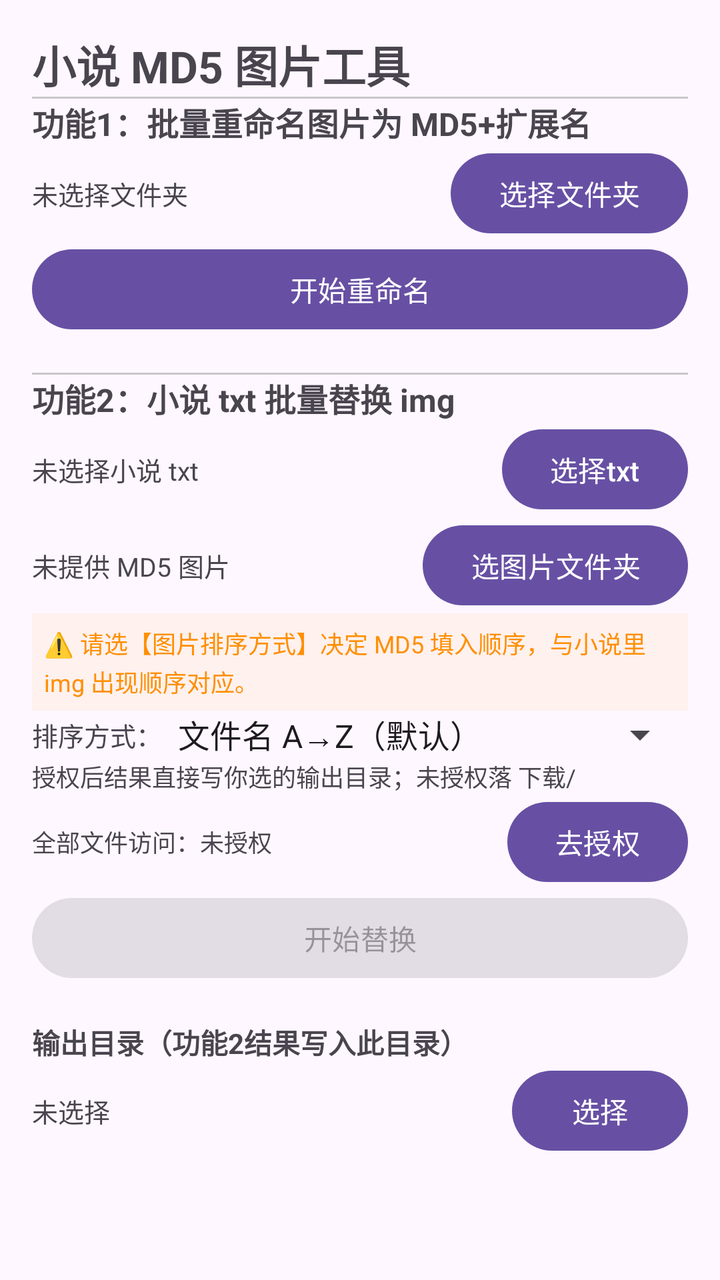
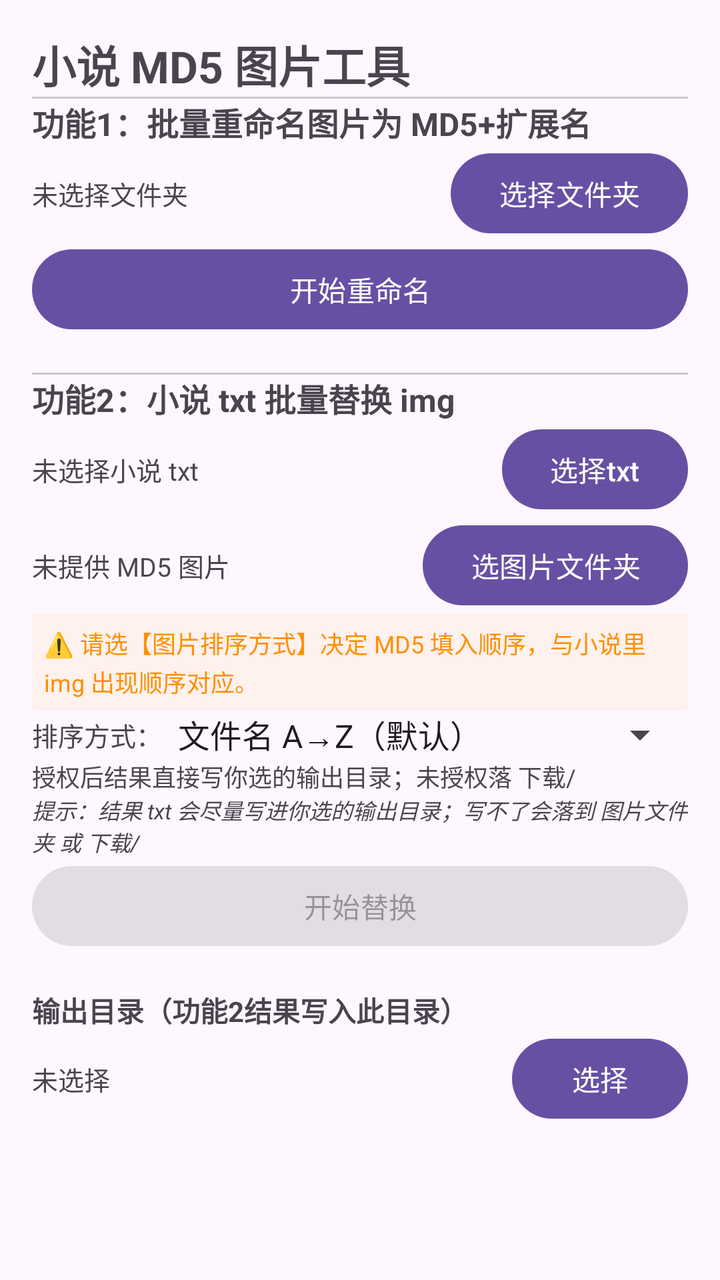

Two renders of the same Android screen: before a commit and after it. Below are the layout's source before the change and the commit's diff.
<!-- AndroidManifest.xml: application theme Theme.Material3.DayNight.NoActionBar -->
<!-- res/layout/activity_main.xml -->
<?xml version="1.0" encoding="utf-8"?>
<ScrollView xmlns:android="http://schemas.android.com/apk/res/android"
    android:layout_width="match_parent"
    android:layout_height="match_parent"
    android:padding="16dp">

    <LinearLayout
        android:layout_width="match_parent"
        android:layout_height="wrap_content"
        android:orientation="vertical">

        
        <TextView
            android:layout_width="match_parent"
            android:layout_height="wrap_content"
            android:text="小说 MD5 图片工具"
            android:textSize="22sp"
            android:textStyle="bold" />

        <View
            android:layout_width="match_parent"
            android:layout_height="1dp"
            android:background="#33000000" />

        
        <TextView
            android:layout_width="match_parent"
            android:layout_height="wrap_content"
            android:text="功能1：批量重命名图片为 MD5+扩展名"
            android:textSize="16sp"
            android:textStyle="bold" />

        <LinearLayout
            android:layout_width="match_parent"
            android:layout_height="wrap_content"
            android:orientation="horizontal">

            <TextView
                android:id="@+id/tvImgDir"
                android:layout_width="0dp"
                android:layout_height="wrap_content"
                android:layout_weight="1"
                android:layout_gravity="center_vertical"
                android:text="未选择文件夹"
                android:textSize="13sp"
                android:maxLines="1"
                android:ellipsize="end" />

            <Button
                android:id="@+id/btnPickImgDir"
                android:layout_width="wrap_content"
                android:layout_height="wrap_content"
                android:text="选择文件夹" />
        </LinearLayout>

        <Button
            android:id="@+id/btnDoRename"
            android:layout_width="match_parent"
            android:layout_height="wrap_content"
            android:text="开始重命名" />

        <ProgressBar
            android:id="@+id/progressRename"
            style="?android:attr/progressBarStyleHorizontal"
            android:layout_width="match_parent"
            android:layout_height="wrap_content"
            android:max="100"
            android:visibility="gone" />

        <TextView
            android:id="@+id/tvRenameResult"
            android:layout_width="match_parent"
            android:layout_height="wrap_content"
            android:text=""
            android:textSize="13sp"
            android:lineSpacingExtra="3dp" />

        <View
            android:layout_width="match_parent"
            android:layout_height="1dp"
            android:background="#33000000" />

        
        <TextView
            android:layout_width="match_parent"
            android:layout_height="wrap_content"
            android:text="功能2：小说 txt 批量替换 img"
            android:textSize="16sp"
            android:textStyle="bold" />

        <LinearLayout
            android:layout_width="match_parent"
            android:layout_height="wrap_content"
            android:orientation="horizontal">

            <TextView
                android:id="@+id/tvNovelFile"
                android:layout_width="0dp"
                android:layout_height="wrap_content"
                android:layout_weight="1"
                android:layout_gravity="center_vertical"
                android:text="未选择小说 txt"
                android:textSize="13sp"
                android:maxLines="1"
                android:ellipsize="end" />

            <Button
                android:id="@+id/btnPickNovel"
                android:layout_width="wrap_content"
                android:layout_height="wrap_content"
                android:text="选择txt" />
        </LinearLayout>

        <LinearLayout
            android:layout_width="match_parent"
            android:layout_height="wrap_content"
            android:orientation="horizontal">

            <TextView
                android:id="@+id/tvMd5Count"
                android:layout_width="0dp"
                android:layout_height="wrap_content"
                android:layout_weight="1"
                android:layout_gravity="center_vertical"
                android:text="未提供 MD5 图片"
                android:textSize="13sp"
                android:maxLines="1"
                android:ellipsize="end" />

            <Button
                android:id="@+id/btnPickMd5Dir"
                android:layout_width="wrap_content"
                android:layout_height="wrap_content"
                android:text="选图片文件夹" />
        </LinearLayout>

        <TextView
            android:id="@+id/tvMd5OrderHint"
            android:layout_width="match_parent"
            android:layout_height="wrap_content"
            android:text="⚠️ 请选【图片排序方式】决定 MD5 填入顺序，与小说里 img 出现顺序对应。"
            android:textSize="12sp"
            android:textColor="#FF8F00"
            android:lineSpacingExtra="2dp"
            android:background="#11FF8F00"
            android:padding="6dp" />

        <LinearLayout
            android:layout_width="match_parent"
            android:layout_height="wrap_content"
            android:orientation="horizontal"
            android:gravity="center_vertical">

            <TextView
                android:layout_width="wrap_content"
                android:layout_height="wrap_content"
                android:text="排序方式："
                android:textSize="13sp" />

            <Spinner
                android:id="@+id/spinnerMd5Order"
                android:layout_width="0dp"
                android:layout_height="wrap_content"
                android:layout_weight="1"
                android:entries="@array/md5_order_entries" />
        </LinearLayout>

        
        <LinearLayout
            android:layout_width="match_parent"
            android:layout_height="wrap_content"
            android:orientation="horizontal"
            android:gravity="center_vertical">

            <TextView
                android:id="@+id/tvOutHint"
                android:layout_width="0dp"
                android:layout_height="wrap_content"
                android:layout_weight="1"
                android:text="授权后结果直接写你选的输出目录；未授权落 下载/"
                android:textSize="12sp" />

        </LinearLayout>

        
        <LinearLayout
            android:layout_width="match_parent"
            android:layout_height="wrap_content"
            android:orientation="horizontal"
            android:gravity="center_vertical">

            <TextView
                android:id="@+id/tvAllFilesStatus"
                android:layout_width="0dp"
                android:layout_height="wrap_content"
                android:layout_weight="1"
                android:text="全部文件访问：未授权"
                android:textSize="12sp" />

            <Button
                android:id="@+id/btnGrantAllFiles"
                android:layout_width="wrap_content"
                android:layout_height="wrap_content"
                android:text="去授权" />
        </LinearLayout>

        <Button
            android:id="@+id/btnDoNovel"
            android:layout_width="match_parent"
            android:layout_height="wrap_content"
            android:text="开始替换"
            android:enabled="false" />

        <TextView
            android:id="@+id/tvNovelResult"
            android:layout_width="match_parent"
            android:layout_height="wrap_content"
            android:text=""
            android:textSize="13sp"
            android:lineSpacingExtra="3dp" />

        
        <TextView
            android:layout_width="match_parent"
            android:layout_height="wrap_content"
            android:text="输出目录（功能2结果写入此目录）"
            android:textSize="14sp"
            android:textStyle="bold" />

        <LinearLayout
            android:layout_width="match_parent"
            android:layout_height="wrap_content"
            android:orientation="horizontal">

            <TextView
                android:id="@+id/tvOutDir"
                android:layout_width="0dp"
                android:layout_height="wrap_content"
                android:layout_weight="1"
                android:layout_gravity="center_vertical"
                android:text="未选择"
                android:textSize="13sp"
                android:maxLines="1"
                android:ellipsize="end" />

            <Button
                android:id="@+id/btnPickOutDir"
                android:layout_width="wrap_content"
                android:layout_height="wrap_content"
                android:text="选择" />
        </LinearLayout>

    </LinearLayout>
</ScrollView>
<!-- resources referenced by this layout -->
<resources>
  <string-array name="md5_order_entries">
          <item>文件名 A→Z（默认）</item>
          <item>文件名 Z→A</item>
          <item>修改时间 旧→新</item>
          <item>修改时间 新→旧</item>
          <item>文件大小 小→大</item>
          <item>文件大小 大→小</item>
      </string-array>
</resources>

<!-- the commit's change to res/layout/activity_main.xml (unified diff, before → after) -->
@@ -182,27 +182,12 @@
 
         </LinearLayout>
 
-        
-        <LinearLayout
-            android:layout_width="match_parent"
-            android:layout_height="wrap_content"
-            android:orientation="horizontal"
-            android:gravity="center_vertical">
-
-            <TextView
-                android:id="@+id/tvAllFilesStatus"
-                android:layout_width="0dp"
-                android:layout_height="wrap_content"
-                android:layout_weight="1"
-                android:text="全部文件访问：未授权"
-                android:textSize="12sp" />
-
-            <Button
-                android:id="@+id/btnGrantAllFiles"
-                android:layout_width="wrap_content"
-                android:layout_height="wrap_content"
-                android:text="去授权" />
-        </LinearLayout>
+        <TextView
+            android:layout_width="match_parent"
+            android:layout_height="wrap_content"
+            android:text="提示：结果 txt 会尽量写进你选的输出目录；写不了会落到 图片文件夹 或 下载/"
+            android:textSize="11sp"
+            android:textStyle="italic" />
 
         <Button
             android:id="@+id/btnDoNovel"
